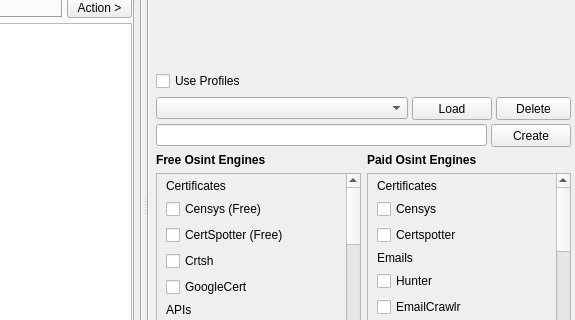
Before: the Qt Designer form gui/src/engines/osint/Osint.ui in 3nock/OTE, drawn with Qt 5; both pictures show x 240 to 815 and y 118 to 438 of the 815 by 562 pixel window.
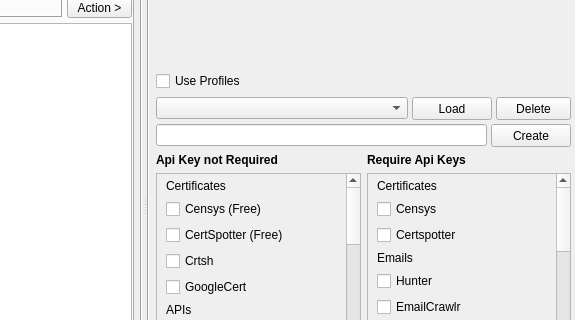
After: the same form once the commit is applied. Custom widgets are drawn as their Qt base class.

```diff
--- a/gui/src/engines/osint/Osint.ui
+++ b/gui/src/engines/osint/Osint.ui
@@ -884,7 +884,7 @@
                 <enum>QFrame::Raised</enum>
                </property>
                <property name="text">
-                <string>Free Osint Engines</string>
+                <string>Api Key not Required</string>
                </property>
               </widget>
              </item>
@@ -1299,7 +1299,7 @@
                 <enum>QFrame::Raised</enum>
                </property>
                <property name="text">
-                <string>Paid Osint Engines</string>
+                <string>Require Api Keys</string>
                </property>
               </widget>
              </item>
```
